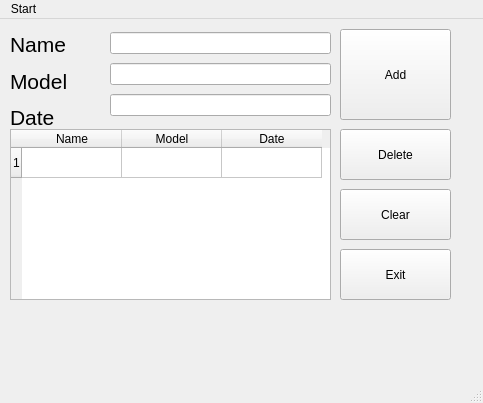
The window that mainwindow.ui (Palit-Invalid/tp_lab) describes before a commit, drawn with Qt 5.
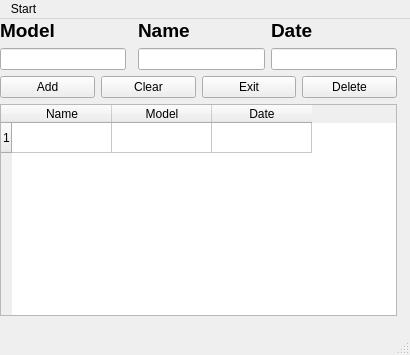
The same window after the commit.

Diff of the .ui file:
```diff
--- a/mainwindow.ui
+++ b/mainwindow.ui
@@ -6,100 +6,33 @@
    <rect>
     <x>0</x>
     <y>0</y>
-    <width>483</width>
-    <height>403</height>
+    <width>410</width>
+    <height>355</height>
    </rect>
   </property>
   <property name="windowTitle">
    <string>Computer engineering</string>
   </property>
   <widget class="QWidget" name="centralwidget">
-   <widget class="QTableWidget" name="tableWidget">
+   <widget class="QWidget" name="">
     <property name="geometry">
      <rect>
-      <x>10</x>
-      <y>110</y>
-      <width>321</width>
-      <height>171</height>
+      <x>0</x>
+      <y>0</y>
+      <width>397</width>
+      <height>297</height>
      </rect>
     </property>
-    <property name="rowCount">
-     <number>1</number>
-    </property>
-    <property name="columnCount">
-     <number>3</number>
-    </property>
-    <row/>
-    <column>
-     <property name="text">
-      <string>Name</string>
-     </property>
-    </column>
-    <column>
-     <property name="text">
-      <string>Model</string>
-     </property>
-    </column>
-    <column>
-     <property name="text">
-      <string>Date</string>
-     </property>
-    </column>
-   </widget>
-   <widget class="QPushButton" name="pushButton">
-    <property name="geometry">
-     <rect>
-      <x>340</x>
-      <y>10</y>
-      <width>111</width>
-      <height>91</height>
-     </rect>
-    </property>
-    <property name="text">
-     <string>Add</string>
-    </property>
-   </widget>
-   <widget class="QPushButton" name="pushButton_3">
-    <property name="geometry">
-     <rect>
-      <x>340</x>
-      <y>110</y>
-      <width>111</width>
-      <height>51</height>
-     </rect>
-    </property>
-    <property name="text">
-     <string>Delete</string>
-    </property>
-   </widget>
-   <widget class="QPushButton" name="pushButton_2">
-    <property name="geometry">
-     <rect>
-      <x>340</x>
-      <y>170</y>
-      <width>111</width>
-      <height>51</height>
-     </rect>
-    </property>
-    <property name="text">
-     <string>Clear</string>
-    </property>
-   </widget>
-   <widget class="QWidget" name="verticalLayoutWidget">
-    <property name="geometry">
-     <rect>
-      <x>10</x>
-      <y>10</y>
-      <width>91</width>
-      <height>104</height>
-     </rect>
-    </property>
-    <layout class="QVBoxLayout" name="verticalLayout">
+    <layout class="QVBoxLayout" name="verticalLayout_2">
      <item>
+      <layout class="QGridLayout" name="gridLayout">
+       <item row="0" column="2">
       <widget class="QLabel" name="label">
        <property name="font">
         <font>
-         <pointsize>16</pointsize>
+           <pointsize>14</pointsize>
+           <weight>75</weight>
+           <bold>true</bold>
         </font>
        </property>
        <property name="text">
@@ -107,11 +40,13 @@
        </property>
       </widget>
      </item>
-     <item>
+       <item row="0" column="0" colspan="2">
       <widget class="QLabel" name="label_2">
        <property name="font">
         <font>
-         <pointsize>16</pointsize>
+           <pointsize>14</pointsize>
+           <weight>75</weight>
+           <bold>true</bold>
         </font>
        </property>
        <property name="text">
@@ -119,11 +54,13 @@
        </property>
       </widget>
      </item>
-     <item>
+       <item row="0" column="3">
       <widget class="QLabel" name="label_3">
        <property name="font">
         <font>
-         <pointsize>16</pointsize>
+           <pointsize>14</pointsize>
+           <weight>75</weight>
+           <bold>true</bold>
         </font>
        </property>
        <property name="text">
@@ -131,42 +68,93 @@
        </property>
       </widget>
      </item>
-    </layout>
-   </widget>
-   <widget class="QWidget" name="verticalLayoutWidget_2">
-    <property name="geometry">
-     <rect>
-      <x>110</x>
-      <y>10</y>
-      <width>221</width>
-      <height>92</height>
-     </rect>
-    </property>
-    <layout class="QVBoxLayout" name="verticalLayout_2">
-     <item>
-      <widget class="QLineEdit" name="lineEdit"/>
-     </item>
-     <item>
+       <item row="1" column="2">
       <widget class="QLineEdit" name="lineEdit_2"/>
      </item>
-     <item>
+       <item row="1" column="3">
       <widget class="QLineEdit" name="lineEdit_3"/>
      </item>
-    </layout>
-   </widget>
+       <item row="1" column="0">
+        <widget class="QLineEdit" name="lineEdit"/>
+       </item>
+      </layout>
+     </item>
+     <item>
+      <layout class="QVBoxLayout" name="verticalLayout">
+       <item>
+        <layout class="QHBoxLayout" name="horizontalLayout_3">
+         <item>
+          <widget class="QPushButton" name="pushButton">
+           <property name="text">
+            <string>Add</string>
+           </property>
+          </widget>
+         </item>
+         <item>
+          <widget class="QPushButton" name="pushButton_2">
+           <property name="text">
+            <string>Clear</string>
+           </property>
+          </widget>
+         </item>
+         <item>
    <widget class="QPushButton" name="pushButton_4">
-    <property name="geometry">
-     <rect>
-      <x>340</x>
-      <y>230</y>
-      <width>111</width>
-      <height>51</height>
-     </rect>
-    </property>
     <property name="text">
      <string>Exit</string>
     </property>
    </widget>
+         </item>
+         <item>
+          <widget class="QPushButton" name="pushButton_3">
+           <property name="text">
+            <string>Delete</string>
+           </property>
+          </widget>
+         </item>
+        </layout>
+       </item>
+       <item>
+        <widget class="QTableWidget" name="tableWidget">
+         <property name="lineWidth">
+          <number>1</number>
+         </property>
+         <property name="midLineWidth">
+          <number>0</number>
+         </property>
+         <property name="rowCount">
+          <number>1</number>
+         </property>
+         <property name="columnCount">
+          <number>3</number>
+         </property>
+         <attribute name="horizontalHeaderCascadingSectionResizes">
+          <bool>true</bool>
+         </attribute>
+         <attribute name="horizontalHeaderStretchLastSection">
+          <bool>false</bool>
+         </attribute>
+         <row/>
+         <column>
+          <property name="text">
+           <string>Name</string>
+          </property>
+         </column>
+         <column>
+          <property name="text">
+           <string>Model</string>
+          </property>
+         </column>
+         <column>
+          <property name="text">
+           <string>Date</string>
+          </property>
+         </column>
+        </widget>
+       </item>
+      </layout>
+     </item>
+    </layout>
+   </widget>
   </widget>
   <widget class="QStatusBar" name="statusbar"/>
   <widget class="QMenuBar" name="menuBar">
@@ -174,7 +162,7 @@
     <rect>
      <x>0</x>
      <y>0</y>
-     <width>483</width>
+     <width>410</width>
      <height>23</height>
     </rect>
    </property>
```
Left out of the diff: 2 changed lines with no effect on the pictures. Lines whose indentation alone changed are shown as unchanged.
